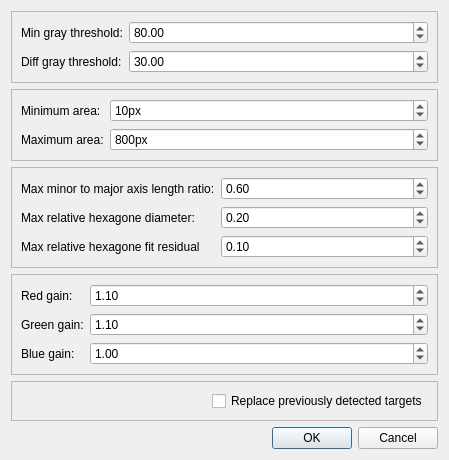
Before: the Qt Designer form libs/gui/hexagonaltargetdetectionoptionsdialog.ui in french-paragon/steviapp, drawn with Qt 5.
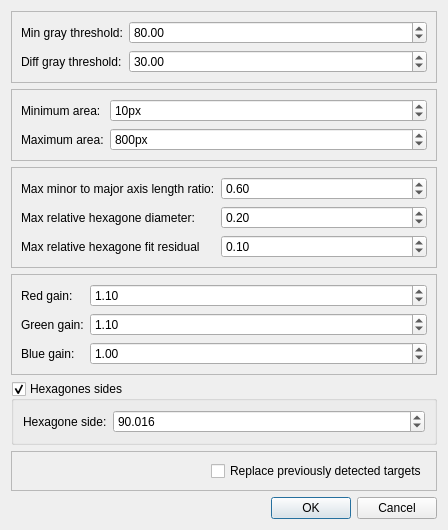
After: the same form once the commit is applied.

Commit message: Improve the hexagon targets detection option dialog.

Patch:
```diff
--- a/libs/gui/hexagonaltargetdetectionoptionsdialog.ui
+++ b/libs/gui/hexagonaltargetdetectionoptionsdialog.ui
@@ -6,8 +6,8 @@
    <rect>
     <x>0</x>
     <y>0</y>
-    <width>449</width>
-    <height>429</height>
+    <width>448</width>
+    <height>497</height>
    </rect>
   </property>
   <property name="windowTitle">
@@ -241,6 +241,44 @@
      </layout>
     </widget>
    </item>
+   <item>
+    <widget class="QGroupBox" name="hexagoneSidesGroupBox">
+     <property name="enabled">
+      <bool>true</bool>
+     </property>
+     <property name="title">
+      <string>Hexagones sides</string>
+     </property>
+     <property name="checkable">
+      <bool>true</bool>
+     </property>
+     <property name="checked">
+      <bool>true</bool>
+     </property>
+     <layout class="QFormLayout" name="formLayout_5">
+      <item row="0" column="0">
+       <widget class="QLabel" name="hexagoneSideLabel">
+        <property name="text">
+         <string>Hexagone side:</string>
+        </property>
+       </widget>
+      </item>
+      <item row="0" column="1">
+       <widget class="QDoubleSpinBox" name="hexagoneSideSpinBox">
+        <property name="decimals">
+         <number>3</number>
+        </property>
+        <property name="maximum">
+         <double>99999.990000000005239</double>
+        </property>
+        <property name="value">
+         <double>90.016000000000005</double>
+        </property>
+       </widget>
+      </item>
+     </layout>
+    </widget>
+   </item>
    <item>
     <spacer name="verticalSpacer">
      <property name="orientation">
```
The commit also changes 2 other files.
